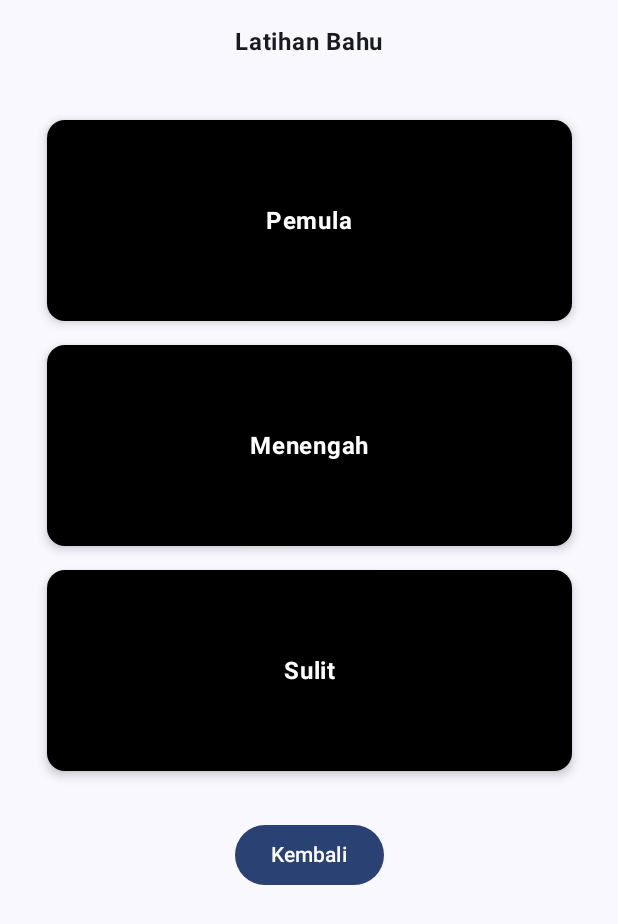
After one commit to BimoChesta/Miniproject-1, an Android app built with Jetpack Compose: the composable LatihanBahuScreen shown on its own in the app's theme, on a phone screen of 412 x 824 dp. The commit adds this screen. Shown: the top 924 px of the screen. Run offline under Robolectric (Android 15) with nearby library versions, the phone set to English and light mode, and no system bars.

Commit message:
1.4 LatihanBahuScreen dan mengisinya

```diff
--- /dev/null
+++ b/app/src/main/java/com/bimo0064/assesment1_miniproject/LatihanBahuScreen.kt
@@ -0,0 +1,57 @@
+package com.bimo0064.assesment1_miniproject
+
+import androidx.compose.foundation.background
+import androidx.compose.foundation.clickable
+import androidx.compose.foundation.layout.*
+import androidx.compose.material3.*
+import androidx.compose.runtime.Composable
+import androidx.compose.ui.Alignment
+import androidx.compose.ui.Modifier
+import androidx.compose.ui.draw.shadow
+import androidx.compose.ui.graphics.Color
+import androidx.compose.ui.text.font.FontWeight
+import androidx.compose.ui.unit.dp
+
+@Composable
+fun LatihanBahuScreen(onBack: () -> Unit) {
+    Column(
+        modifier = Modifier
+            .fillMaxSize()
+            .padding(16.dp),
+        horizontalAlignment = Alignment.CenterHorizontally
+    ) {
+        Text("Latihan Bahu", fontWeight = FontWeight.Bold)
+        Spacer(modifier = Modifier.height(8.dp))
+        Spacer(modifier = Modifier.height(24.dp))
+
+        BarLevelBahu("Pemula")
+        BarLevelBahu("Menengah")
+        BarLevelBahu("Sulit")
+
+        Spacer(modifier = Modifier.height(24.dp))
+
+        Button(onClick = onBack) {
+            Text("Kembali")
+        }
+    }
+}
+
+@Composable
+fun BarLevelBahu(title: String, onClick: () -> Unit = {}) {
+    Box(
+        modifier = Modifier
+            .width(350.dp)
+            .height(150.dp)
+            .padding(vertical = 8.dp)
+            .background(Color.Black, shape = MaterialTheme.shapes.medium)
+            .shadow(4.dp, shape = MaterialTheme.shapes.medium)
+            .clickable { onClick() },
+        contentAlignment = Alignment.Center
+    ) {
+        Text(
+            text = title,
+            color = Color.White,
+            fontWeight = FontWeight.Bold
+        )
+    }
+}
--- a/app/src/main/java/com/bimo0064/assesment1_miniproject/MainActivity.kt
+++ b/app/src/main/java/com/bimo0064/assesment1_miniproject/MainActivity.kt
@@ -57,12 +57,15 @@
             when {
                 showAbout -> AboutScreen(onClose = { showAbout = false })
                 currentScreen == "dada" -> LatihanDadaScreen(onBack = { currentScreen = "home" })
-                else -> HomeScreen(onLatihanDadaClick = { currentScreen = "dada" })
+                currentScreen == "bahu" -> LatihanBahuScreen(onBack = { currentScreen = "home" })
+                else -> HomeScreen(
+                    onLatihanDadaClick = { currentScreen = "dada" },
+                    onLatihanBahuClick = { currentScreen = "bahu" }
+                )
             }
         }
     }
 }
-
 @OptIn(ExperimentalMaterial3Api::class)
 @Composable
 fun AppBarWithMenu(onAboutClick: () -> Unit, onBackToHome: () -> Unit) {
@@ -109,11 +112,11 @@
 }
 
 @Composable
-fun HomeScreen(onLatihanDadaClick: () -> Unit) {
+fun HomeScreen(onLatihanDadaClick: () -> Unit, onLatihanBahuClick: () -> Unit) {
     Greeting(name = "Bimo")
     Spacer(modifier = Modifier.height(16.dp))
     BarItem("Latihan Dada", onClick = onLatihanDadaClick)
-    BarItem("Latihan Bahu")
+    BarItem("Latihan Bahu", onClick = onLatihanBahuClick)
     BarItem("Latihan Tangan")
     BarItem("Latihan Kaki")
     BarItem("Latihan Perut")
```
